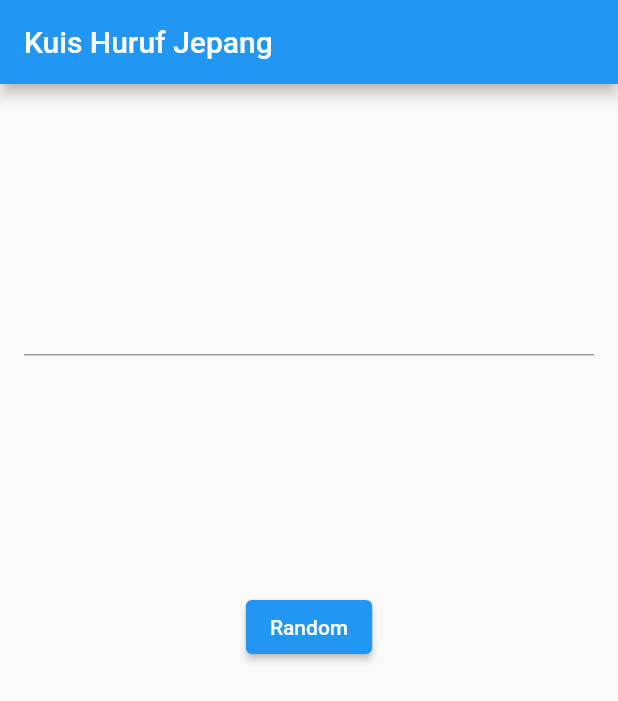
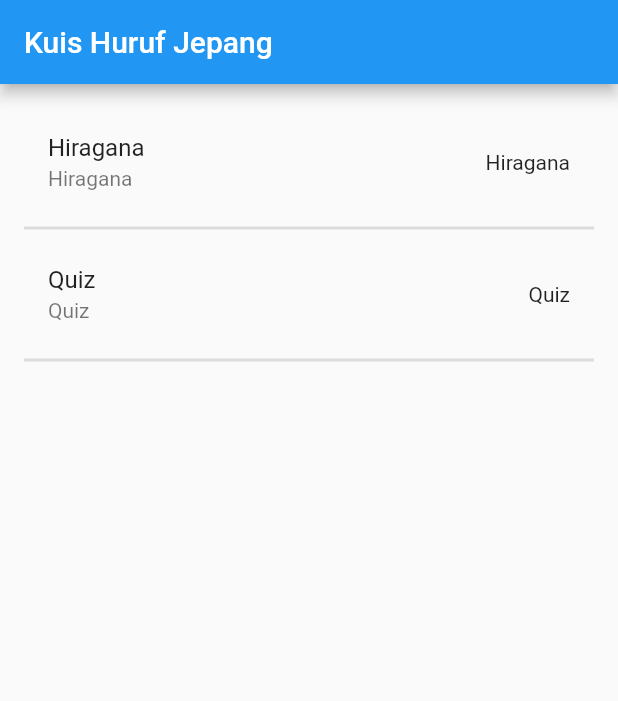
Before and after one commit to andrapratama/japanese-letter-quiz, a Flutter app: the screen it shows after launch, on a phone screen of 412 x 824 dp. Shown: the top 701 px of the screen. Run offline on Flutter 3.47's test engine with Material 2 defaults, Android fonts, the phone set to English and light mode, and no system bars; missing offline and left inert: kana_kit.

Commit message:
add menu quiz

```diff
--- a/lib/my_app.dart
+++ b/lib/my_app.dart
@@ -1,5 +1,6 @@
 import 'package:flutter/material.dart';
 import 'package:japaneseletterquiz/compare_provider.dart';
+import 'package:japaneseletterquiz/quiz.dart';
 import 'package:provider/provider.dart';
 
 class MyApp extends StatefulWidget {
@@ -37,9 +38,6 @@ class _MyAppState extends State<MyApp> {
       ),
       home: ChangeNotifierProvider<CompareProvider>(
         create: (_) => CompareProvider(),
-        // create: (BuildContext context) {
-        //   CompareProvider;
-        // },
         child: Scaffold(
           resizeToAvoidBottomInset: false,
           appBar: AppBar(
@@ -50,53 +48,26 @@ class _MyAppState extends State<MyApp> {
               padding: const EdgeInsets.all(16.0),
               child: Column(
                 children: [
-                  Consumer<CompareProvider>(
-                    builder: (context, value, _) => Text(
-                      value.guessLetter,
-                      style: const TextStyle(fontSize: 100),
-                    ),
+                  const ListTile(
+                    title: Text('Hiragana'),
+                    subtitle: Text('Hiragana'),
+                    trailing: Text('Hiragana'),
                   ),
-                  Consumer<CompareProvider>(
-                    builder: (context, value, _) => TextField(
-                      controller: romajiController,
-                      textAlign: TextAlign.center,
-                      onChanged: (text) {
-                        value.inputUser = text;
-                      },
-                    ),
+                  const Divider(thickness: 2),
+                  ListTile(
+                    onTap: () {
+                      Navigator.push(
+                        context,
+                        MaterialPageRoute(
+                          builder: (context) => const Quiz(),
+                        ),
+                      );
+                    },
+                    title: const Text('Quiz'),
+                    subtitle: const Text('Quiz'),
+                    trailing: const Text('Quiz'),
                   ),
-                  const SizedBox(
-                    height: 20,
-                  ),
-                  Consumer<CompareProvider>(
-                    builder: (context, value, _) => Text(
-                      value.result,
-                      style: const TextStyle(fontSize: 100),
-                    ),
-                  ),
-                  const SizedBox(
-                    height: 20,
-                  ),
-                  // Text(
-                  //   result,
-                  //   style: const TextStyle(fontSize: 100),
-                  // ),
-                  // const SizedBox(
-                  //   height: 20,
-                  // ),
-                  Consumer<CompareProvider>(
-                    builder: (context, value, _) => Row(
-                      mainAxisAlignment: MainAxisAlignment.center,
-                      children: [
-                        ElevatedButton(
-                          onPressed: () {
-                            value.guessLetter = value.randomNewLetter();
-                          },
-                          child: const Text('Random'),
-                        )
-                      ],
-                    ),
-                  )
+                  const Divider(thickness: 2),
                 ],
               ),
             ),
```
Also changed, not shown: lib/quiz.dart (added, +95 -0 lines).
